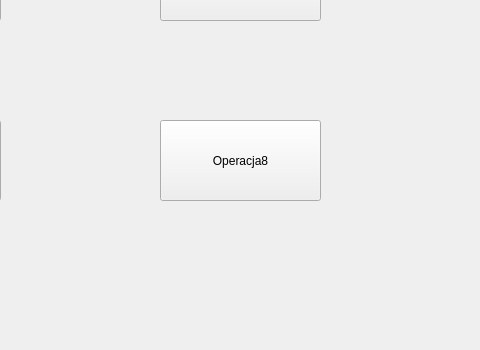
This is UI/Menu.ui in lukaszbladziak5/ICalcThis as Qt 5 draws it before an edit; both pictures show x 350 to 830 and y 450 to 800 of the 1200 by 800 pixel window. The edited form follows.
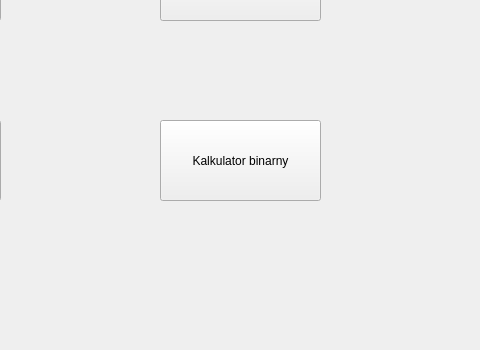
This is the edited form.

The edit to the form file:
```diff
--- a/UI/Menu.ui
+++ b/UI/Menu.ui
@@ -165,7 +165,7 @@
      </rect>
     </property>
     <property name="text">
-     <string>Operacja8</string>
+     <string>Kalkulator binarny</string>
     </property>
    </widget>
    <widget class="QPushButton" name="operacja_9">
```
Left out of the diff: 2 changed lines with no effect on the pictures.
